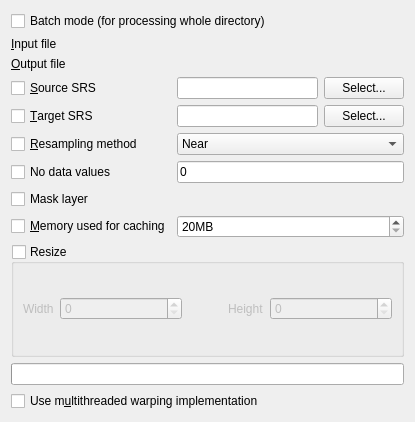
First picture: the form in python/plugins/GdalTools/tools/widgetWarp.ui, repository qgis/QGIS, before the edit.
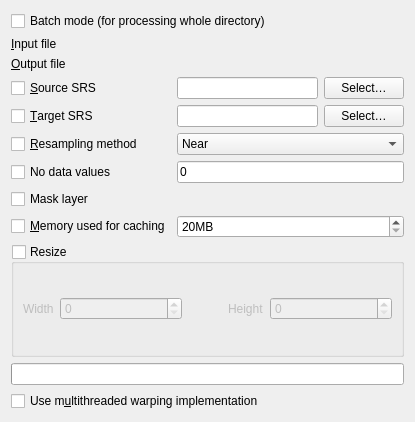
Second picture: the form after the edit. Custom widgets are drawn as their Qt base class.

Diff of the .ui file:
```diff
--- a/python/plugins/GdalTools/tools/widgetWarp.ui
+++ b/python/plugins/GdalTools/tools/widgetWarp.ui
@@ -71,7 +71,7 @@
        <item>
         <widget class="QPushButton" name="selectSourceSRSButton">
          <property name="text">
-          <string>Select...</string>
+          <string>Select…</string>
          </property>
         </widget>
        </item>
@@ -99,7 +99,7 @@
        <item>
         <widget class="QPushButton" name="selectTargetSRSButton">
          <property name="text">
-          <string>Select...</string>
+          <string>Select…</string>
          </property>
         </widget>
        </item>
```
